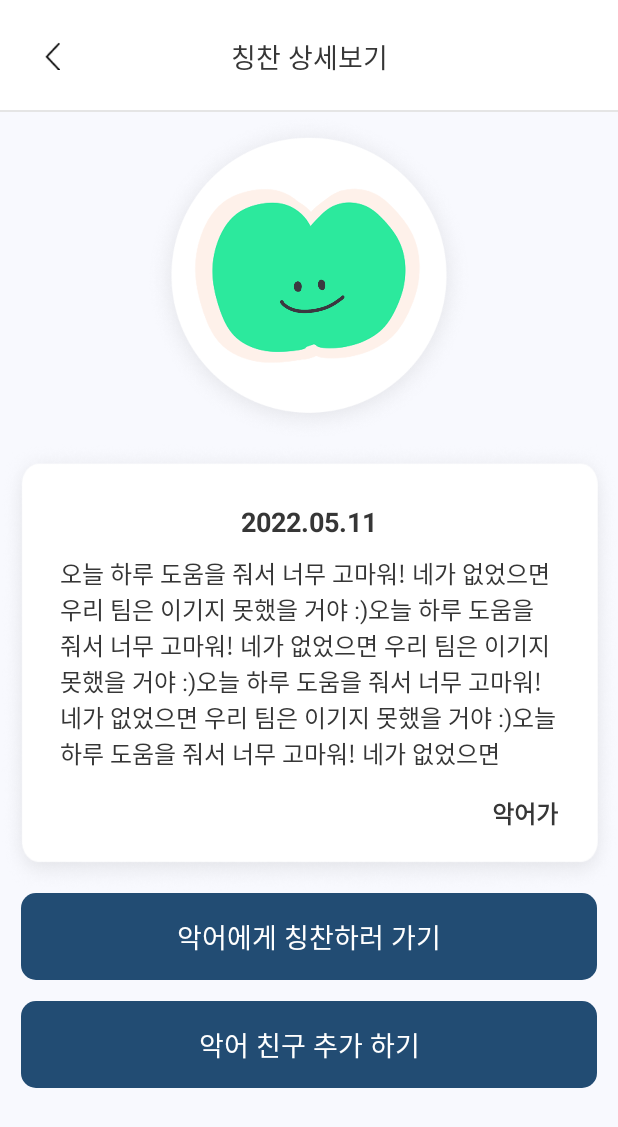
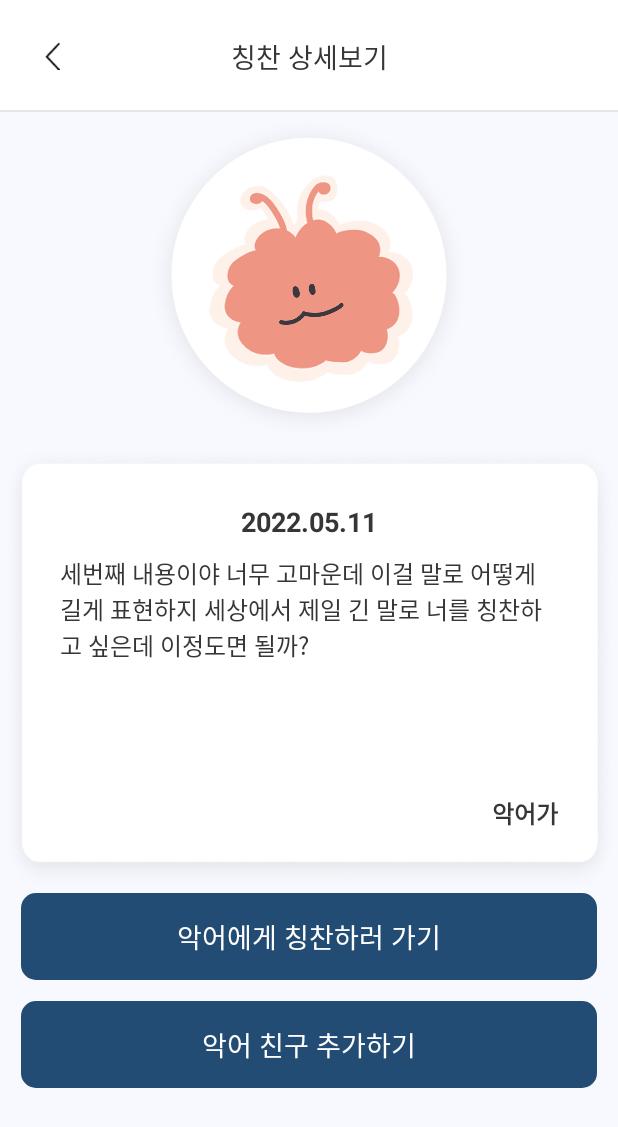
Before and after one commit to A-APT/DuckDam, an Android app: the ScrollHorizontalFragment screen opened directly, with no data from a screen before it, after a tap on "sticker", on a phone screen of 412 x 824 dp. Shown: the top 1127 px of the screen. Run offline under Robolectric (Android 15) with nearby library versions, the light colour scheme and no system bars; 1 other tap on this screen came first.

Commit message:
fix: ComplimentDetail set-intent-serializable

```diff
--- a/app/src/main/java/com/aligatorapt/duckdam/view/activity/DuckdamDetailActivity.kt
+++ b/app/src/main/java/com/aligatorapt/duckdam/view/activity/DuckdamDetailActivity.kt
@@ -6,6 +6,7 @@ import android.text.method.ScrollingMovementMethod
 import androidx.appcompat.app.AppCompatActivity
 import com.aligatorapt.duckdam.R
 import com.aligatorapt.duckdam.databinding.ActivityDuckdamDetailBinding
+import com.aligatorapt.duckdam.view.data.AllComplimentChild
 
 class DuckdamDetailActivity : AppCompatActivity()  {
     lateinit var binding: ActivityDuckdamDetailBinding
@@ -20,6 +21,15 @@ class DuckdamDetailActivity : AppCompatActivity()  {
 
     private fun init() {
         binding.apply {
+            //데이터 설정
+            val item = intent.getSerializableExtra("item") as AllComplimentChild
+            sticker.setImageResource(item.sticker)
+            date.text = item.date
+            content.text = item.content
+            from.text = "${item.from}가"
+            complimentBtn.text = "${item.from}에게 칭찬하러 가기"
+            addFriendBtn.text = "${item.from} 친구 추가하기"
+
             content.movementMethod = ScrollingMovementMethod()
             complimentDetailBackBtn.setOnClickListener {
                 onBackPressed()
--- a/app/src/main/java/com/aligatorapt/duckdam/view/adapter/AllComplimentParentAdapter.kt
+++ b/app/src/main/java/com/aligatorapt/duckdam/view/adapter/AllComplimentParentAdapter.kt
@@ -50,6 +50,7 @@ class AllComplimentParentAdapter (val context: Context, var items:ArrayList<AllC
                     position: Int
                 ) {
                     val intent = Intent(context, DuckdamDetailActivity::class.java)
+                    intent.putExtra("item", data)
                     context.startActivity(intent)
                 }
             }
--- a/app/src/main/java/com/aligatorapt/duckdam/view/data/AllComplimentChild.kt
+++ b/app/src/main/java/com/aligatorapt/duckdam/view/data/AllComplimentChild.kt
@@ -1,8 +1,10 @@
 package com.aligatorapt.duckdam.view.data
+
+import java.io.Serializable
 
 data class AllComplimentChild(
     val sticker : Int,
     val date: String,
     val content: String,
     val from: String,
-)
+): Serializable
--- a/app/src/main/java/com/aligatorapt/duckdam/view/fragment/home/ScrollHorizontalFragment.kt
+++ b/app/src/main/java/com/aligatorapt/duckdam/view/fragment/home/ScrollHorizontalFragment.kt
@@ -48,6 +48,7 @@ class ScrollHorizontalFragment : Fragment() {
                     position: Int
                 ) {
                     val intent = Intent(mActivity, DuckdamDetailActivity::class.java)
+                    intent.putExtra("item", data)
                     startActivity(intent)
                 }
             }
@@ -61,7 +62,7 @@ class ScrollHorizontalFragment : Fragment() {
 
             //배너 indicator
             leftBtn.setOnClickListener {
-                var current = viewpager.currentItem
+                val current = viewpager.currentItem
                 if (current == 0){
                     viewpager.setCurrentItem(complimentAdapter.itemCount-1, false)
                     complimentAdapter.getItem(current)
@@ -74,7 +75,7 @@ class ScrollHorizontalFragment : Fragment() {
             }
 
             rightBtn.setOnClickListener {
-                var current = viewpager.currentItem
+                val current = viewpager.currentItem
                 if (current == complimentAdapter.itemCount-1){
                     viewpager.setCurrentItem(0, false)
                     setContent(complimentAdapter.getItem(0))
--- a/app/src/main/res/layout/activity_duckdam_detail.xml
+++ b/app/src/main/res/layout/activity_duckdam_detail.xml
@@ -65,7 +65,6 @@
             android:layout_width="match_parent"
             android:layout_height="wrap_content"
             android:gravity="center"
-            android:text="2022.05.11"
             android:textColor="@color/black"
             android:textSize="18sp"
             android:textStyle="bold" />
@@ -76,7 +75,6 @@
             android:layout_height="150dp"
             android:layout_marginTop="10dp"
             android:scrollbars="vertical"
-            android:text="오늘 하루 도움을 줘서 너무 고마워! 네가 없었으면 우리 팀은 이기지 못했을 거야 :)오늘 하루 도움을 줘서 너무 고마워! 네가 없었으면 우리 팀은 이기지 못했을 거야 :)오늘 하루 도움을 줘서 너무 고마워! 네가 없었으면 우리 팀은 이기지 못했을 거야 :)오늘 하루 도움을 줘서 너무 고마워! 네가 없었으면 "
             android:textColor="@color/black"
             android:textSize="16sp" />
 
@@ -86,7 +84,6 @@
             android:layout_height="wrap_content"
             android:layout_marginTop="10dp"
             android:gravity="bottom|end"
-            android:text="악어가"
             android:textColor="@color/black"
             android:textSize="16sp"
             android:textStyle="bold" />
@@ -100,7 +97,6 @@
         android:background="@drawable/main_solid_box_10dp"
         android:gravity="center"
         android:paddingVertical="15dp"
-        android:text="악어에게 칭찬하러 가기"
         android:textColor="@color/white"
         android:textSize="18sp" />
 
@@ -113,7 +109,6 @@
         android:background="@drawable/main_solid_box_10dp"
         android:gravity="center"
         android:paddingVertical="15dp"
-        android:text="악어 친구 추가 하기"
         android:textColor="@color/white"
         android:textSize="18sp" />
 </LinearLayout>
```
